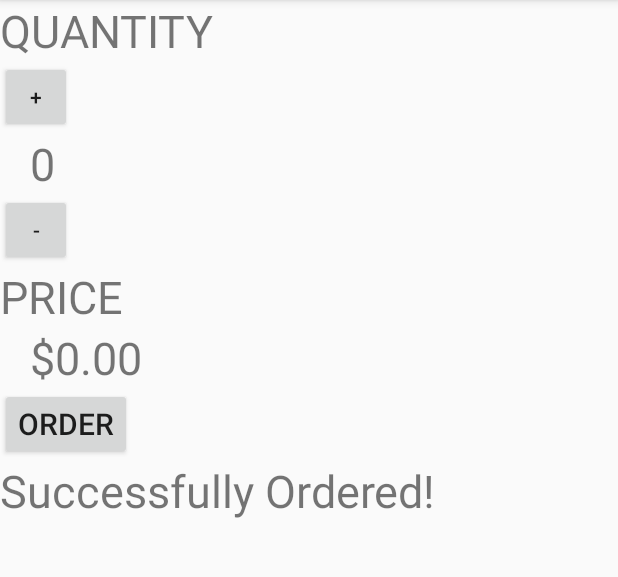
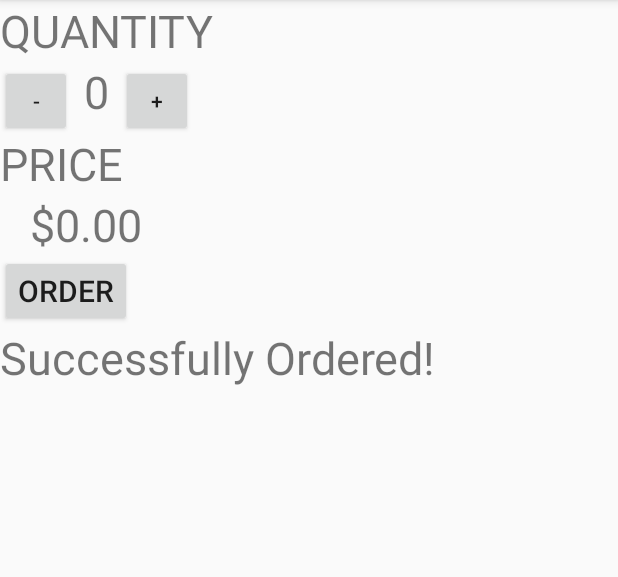
Before and after one commit to 02tyson-watson/Javavavavavavava, an Android app: the screen it shows after launch (MainActivity), after a tap on "ORDER", on a phone screen of 412 x 824 dp, the part 84-661 px from its top. Run offline under Robolectric (Android 15) with nearby library versions, the phone set to English and light mode, and no system bars.

Commit message:
changed the layout to linear and nested another linear layout

```diff
--- a/app/src/main/res/layout/activity_main.xml
+++ b/app/src/main/res/layout/activity_main.xml
@@ -1,10 +1,11 @@
 <?xml version="1.0" encoding="utf-8"?>
-<RelativeLayout xmlns:android="http://schemas.android.com/apk/res/android"
+<LinearLayout xmlns:android="http://schemas.android.com/apk/res/android"
     xmlns:app="http://schemas.android.com/apk/res-auto"
     xmlns:tools="http://schemas.android.com/tools"
     android:layout_width="match_parent"
     android:layout_height="match_parent"
-    tools:context=".MainActivity">
+    tools:context=".MainActivity"
+    android:orientation="vertical">
 
     <TextView
         android:layout_width="wrap_content"
@@ -14,62 +15,62 @@
         android:text="QUANTITY"
         android:textSize="30sp"
         android:id="@+id/quantity"/>
+    <LinearLayout
+        android:layout_width="wrap_content"
+        android:layout_height="wrap_content"
+        android:orientation="horizontal">
+
+        <Button
+            android:layout_width="48dp"
+            android:layout_height="48dp"
+            android:text="-"
+            android:id="@+id/minus"
+            android:layout_below="@+id/quantity_text_view"
+            android:onClick="minus_quantity"
+            />
+        <TextView
+        android:layout_width="wrap_content"
+        android:layout_height="wrap_content"
+        android:text="0"
+        android:textSize="30sp"
+        android:id="@+id/quantity_text_view"
+            android:paddingLeft="8dp"
+            android:paddingRight="8dp"/>
+        <Button
+            android:layout_width="48dp"
+            android:layout_height="48dp"
+            android:text="+"
+            android:id="@+id/plus"
+            android:onClick="plus_quantity"
+            />
+    </LinearLayout>
+    <TextView
+        android:layout_width="wrap_content"
+        android:layout_height="wrap_content"
+        android:text="PRICE"
+        android:id="@+id/price"
+        android:textSize="30sp"
+        />
     <TextView
         android:layout_width="wrap_content"
         android:layout_height="wrap_content"
         android:text="0"
         android:textSize="30sp"
-        android:id="@+id/quantity_text_view"
-        android:layout_below="@+id/plus"
         android:paddingLeft="20sp"
+        android:id="@+id/price_text_view"
         />
     <Button
         android:layout_width="wrap_content"
         android:layout_height="wrap_content"
         android:text="ORDER"
         android:textSize="20sp"
-        android:layout_below="@+id/price_text_view"
         android:id="@+id/button"
         android:onClick="submitOrder"/>
+
     <TextView
         android:layout_width="wrap_content"
         android:layout_height="wrap_content"
         android:id="@+id/ordered"
         android:text=""
-        android:textSize="30dp"
-        android:layout_below="@+id/button"/>
-    <TextView
-        android:layout_width="wrap_content"
-        android:layout_height="wrap_content"
-        android:text="PRICE"
-        android:id="@+id/price"
-        android:textSize="30sp"
-        android:layout_below="@+id/minus"
-        />
-    <TextView
-        android:layout_width="wrap_content"
-        android:layout_height="wrap_content"
-        android:text="0"
-        android:textSize="30sp"
-        android:layout_below="@+id/price"
-        android:paddingLeft="20sp"
-        android:id="@+id/price_text_view"
-        />
-    <Button
-        android:layout_width="48dp"
-        android:layout_height="48dp"
-        android:text="-"
-        android:id="@+id/minus"
-        android:layout_below="@+id/quantity_text_view"
-        android:onClick="minus_quantity"
-        />
-    <Button
-        android:layout_width="48dp"
-        android:layout_height="48dp"
-        android:text="+"
-        android:layout_below="@+id/quantity"
-        android:id="@+id/plus"
-        android:onClick="plus_quantity"
-        />
-
-</RelativeLayout>
+        android:textSize="30dp"/>
+</LinearLayout>
```
